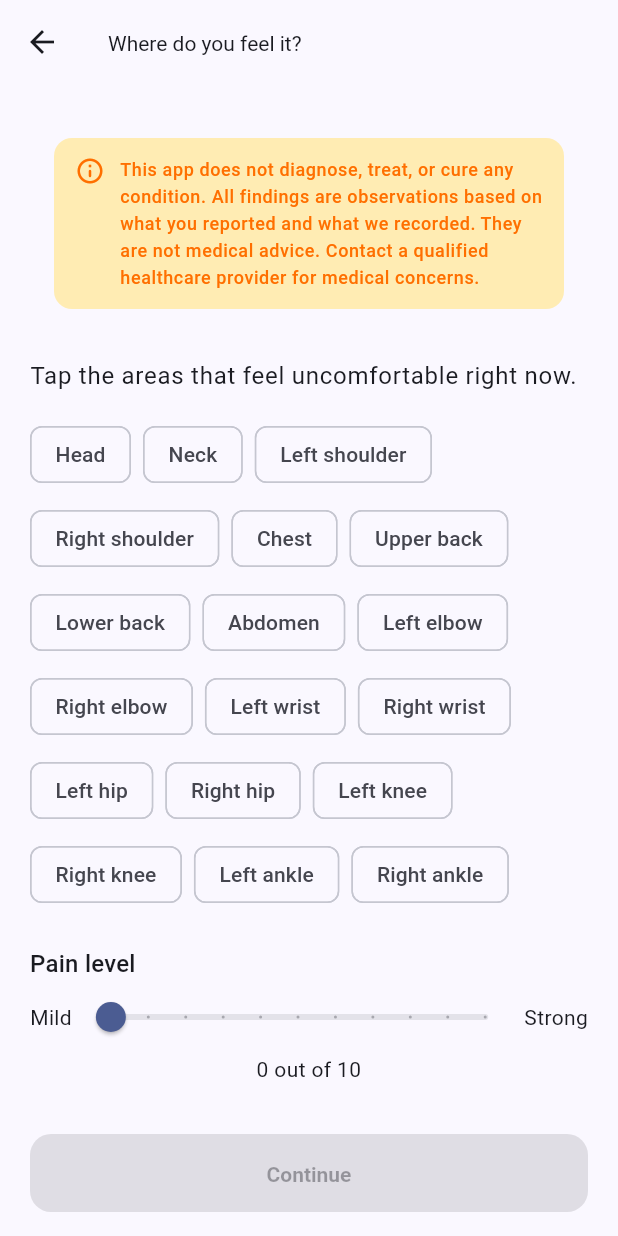
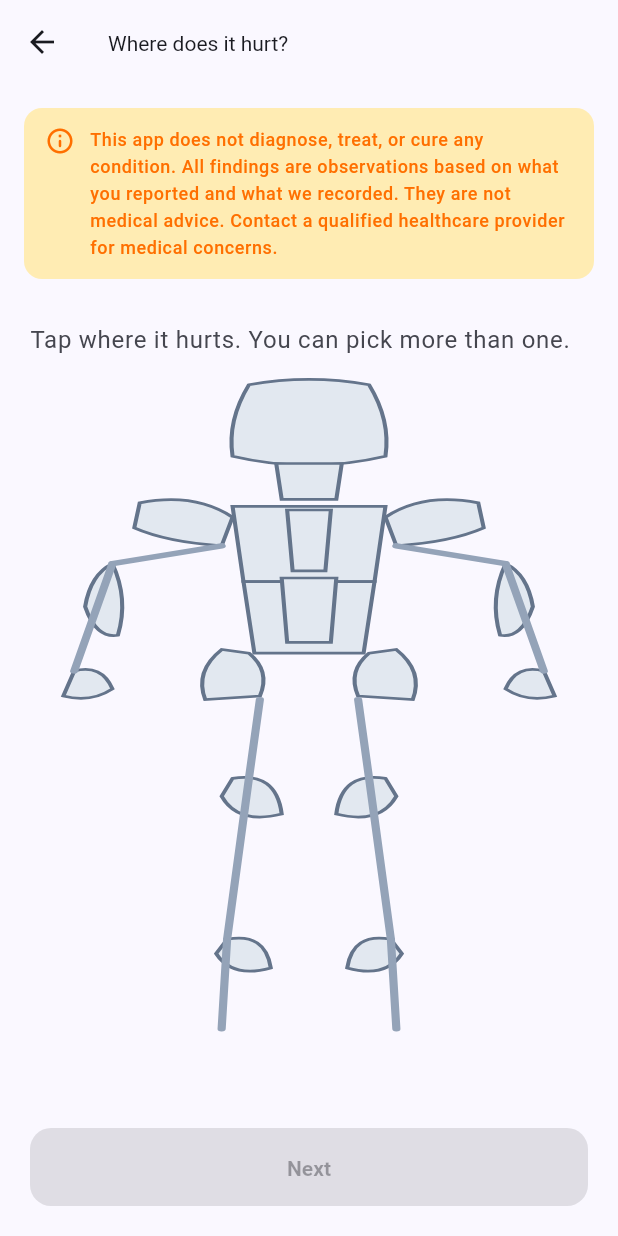
Before and after one commit to Duynguyen0106/MSK-Photo-App-, a Flutter app: the PainMapScreen screen opened by its route, on a phone screen of 412 x 824 dp. Run offline on Flutter 3.47's test engine with Material 3 defaults, Android fonts, the phone set to English and light mode, and no system bars; our stand-ins replace camera, csv, fl_chart, flutter_secure_storage, hive_flutter, path_drawing and 3 more; missing offline and left inert: google_mlkit_pose_detection; accounts and stored records are empty.

Commit message:
Add tappable SVG body map to pain map screen
- Bundle assets/body_map.svg with paths named for each BodyPart
- BodyMapView parses SVG paths for tap hit-testing and blue highlights
- Chips with remove, helper text, disabled Next when nothing selected

Co-authored-by: Duynguyen0106 <Duynguyen0106@users.noreply.github.com>

```diff
--- a/apps/patient/lib/providers/check_in_provider.dart
+++ b/apps/patient/lib/providers/check_in_provider.dart
@@ -40,6 +40,11 @@ class CheckInProvider extends ChangeNotifier {
     } else {
       selectedParts.add(part);
     }
+    notifyListeners();
+  }
+
+  void removePart(BodyPart part) {
+    selectedParts.remove(part);
     notifyListeners();
   }
 
--- a/apps/patient/lib/screens/pain_map_screen.dart
+++ b/apps/patient/lib/screens/pain_map_screen.dart
@@ -4,6 +4,7 @@ import 'package:provider/provider.dart';
 
 import '../providers/check_in_provider.dart';
 import '../routes.dart';
+import '../widgets/body_map.dart';
 import '../widgets/disclaimer_banner.dart';
 
 class PainMapScreen extends StatelessWidget {
@@ -15,54 +16,54 @@ class PainMapScreen extends StatelessWidget {
     final theme = Theme.of(context);
 
     return Scaffold(
-      appBar: AppBar(title: const Text('Where do you feel it?')),
-      body: ListView(
-        padding: const EdgeInsets.all(20),
+      appBar: AppBar(title: const Text('Where does it hurt?')),
+      body: Column(
+        crossAxisAlignment: CrossAxisAlignment.stretch,
         children: [
           const DisclaimerBanner(),
-          const SizedBox(height: 16),
-          Text(
-            'Tap the areas that feel uncomfortable right now.',
-            style: theme.textTheme.bodyLarge,
+          Padding(
+            padding: const EdgeInsets.fromLTRB(20, 12, 20, 0),
+            child: Text(
+              'Tap where it hurts. You can pick more than one.',
+              style: theme.textTheme.bodyLarge?.copyWith(
+                color: theme.colorScheme.onSurfaceVariant,
               ),
-          const SizedBox(height: 16),
-          Wrap(
+            ),
+          ),
+          Expanded(
+            child: Padding(
+              padding: const EdgeInsets.symmetric(horizontal: 24, vertical: 8),
+              child: Center(
+                child: BodyMapView(
+                  selected: provider.selectedParts.toSet(),
+                  onPartTapped: provider.togglePart,
+                ),
+              ),
+            ),
+          ),
+          if (provider.selectedParts.isNotEmpty)
+            Padding(
+              padding: const EdgeInsets.symmetric(horizontal: 20),
+              child: Wrap(
                 spacing: 8,
                 runSpacing: 8,
-            children: BodyPart.values.map((part) {
-              final selected = provider.selectedParts.contains(part);
-              return FilterChip(
+                children: provider.selectedParts.map((part) {
+                  return InputChip(
                     label: Text(labelFor(part)),
-                selected: selected,
-                onSelected: (_) => provider.togglePart(part),
+                    deleteIcon: const Icon(Icons.close, size: 18),
+                    onDeleted: () => provider.removePart(part),
                   );
                 }).toList(),
               ),
-          const SizedBox(height: 24),
-          Text('Pain level', style: theme.textTheme.titleMedium),
-          Row(
-            children: [
-              const Text('Mild'),
-              Expanded(
-                child: Slider(
-                  value: provider.painScore.toDouble(),
-                  min: 0,
-                  max: 10,
-                  divisions: 10,
-                  label: '${provider.painScore}',
-                  onChanged: (v) => provider.setPainScore(v.round()),
             ),
-              ),
-              const Text('Strong'),
-            ],
-          ),
-          Text('${provider.painScore} out of 10', textAlign: TextAlign.center),
-          const SizedBox(height: 32),
-          FilledButton(
+          SafeArea(
+            minimum: const EdgeInsets.all(20),
+            child: FilledButton(
               onPressed: provider.selectedParts.isEmpty
                   ? null
                   : () => Navigator.pushNamed(context, AppRoutes.questions),
-            child: const Text('Continue'),
+              child: const Text('Next'),
+            ),
           ),
         ],
       ),
--- /dev/null
+++ b/apps/patient/lib/widgets/body_map.dart
@@ -0,0 +1,174 @@
+import 'package:flutter/material.dart';
+import 'package:flutter/services.dart';
+import 'package:msk_core/msk_core.dart';
+import 'package:path_drawing/path_drawing.dart';
+import 'package:xml/xml.dart';
+
+/// Tappable front-view body map loaded from [assetPath].
+class BodyMapView extends StatefulWidget {
+  const BodyMapView({
+    super.key,
+    required this.selected,
+    required this.onPartTapped,
+    this.assetPath = 'assets/body_map.svg',
+  });
+
+  final Set<BodyPart> selected;
+  final ValueChanged<BodyPart> onPartTapped;
+  final String assetPath;
+
+  static const _viewBoxWidth = 200.0;
+  static const _viewBoxHeight = 400.0;
+
+  @override
+  State<BodyMapView> createState() => _BodyMapViewState();
+}
+
+class _BodyMapViewState extends State<BodyMapView> {
+  Map<BodyPart, Path>? _paths;
+  String? _error;
+
+  @override
+  void initState() {
+    super.initState();
+    _loadSvg();
+  }
+
+  Future<void> _loadSvg() async {
+    try {
+      final raw = await rootBundle.loadString(widget.assetPath);
+      final document = XmlDocument.parse(raw);
+      final paths = <BodyPart, Path>{};
+
+      for (final node in document.findAllElements('path')) {
+        final id = node.getAttribute('id');
+        final d = node.getAttribute('d');
+        if (id == null || d == null) continue;
+
+        late final BodyPart part;
+        try {
+          part = bodyPartFromName(id);
+        } catch (_) {
+          continue;
+        }
+        paths[part] = parseSvgPathData(d);
+      }
+
+      if (!mounted) return;
+      setState(() => _paths = paths);
+    } catch (e) {
+      if (!mounted) return;
+      setState(() => _error = 'Could not load body map');
+    }
+  }
+
+  void _handleTap(Offset local, Size size) {
+    final paths = _paths;
+    if (paths == null) return;
+
+    final scaleX = size.width / BodyMapView._viewBoxWidth;
+    final scaleY = size.height / BodyMapView._viewBoxHeight;
+    final point = Offset(local.dx / scaleX, local.dy / scaleY);
+
+    for (final entry in paths.entries) {
+      if (entry.value.contains(point)) {
+        widget.onPartTapped(entry.key);
+        return;
+      }
+    }
+  }
+
+  @override
+  Widget build(BuildContext context) {
+    if (_error != null) {
+      return Center(child: Text(_error!));
+    }
+    if (_paths == null) {
+      return const Center(child: CircularProgressIndicator());
+    }
+
+    return LayoutBuilder(
+      builder: (context, constraints) {
+        final width = constraints.maxWidth;
+        final height = width * (BodyMapView._viewBoxHeight / BodyMapView._viewBoxWidth);
+        final size = Size(width, height);
+
+        return GestureDetector(
+          onTapUp: (details) => _handleTap(details.localPosition, size),
+          child: CustomPaint(
+            size: size,
+            painter: _BodyMapPainter(
+              paths: _paths!,
+              selected: widget.selected,
+              primaryColor: Theme.of(context).colorScheme.primary,
+            ),
+          ),
+        );
+      },
+    );
+  }
+}
+
+class _BodyMapPainter extends CustomPainter {
+  _BodyMapPainter({
+    required this.paths,
+    required this.selected,
+    required this.primaryColor,
+  });
+
+  final Map<BodyPart, Path> paths;
+  final Set<BodyPart> selected;
+  final Color primaryColor;
+
+  static const _baseFill = Color(0xFFE2E8F0);
+  static const _baseStroke = Color(0xFF64748B);
+  static const _limbStroke = Color(0xFF94A3B8);
+
+  @override
+  void paint(Canvas canvas, Size size) {
+    final scaleX = size.width / BodyMapView._viewBoxWidth;
+    final scaleY = size.height / BodyMapView._viewBoxHeight;
+    canvas.scale(scaleX, scaleY);
+
+    final fillPaint = Paint()..style = PaintingStyle.fill;
+    final strokePaint = Paint()
+      ..style = PaintingStyle.stroke
+      ..strokeWidth = 1.5
+      ..color = _baseStroke;
+
+    for (final entry in paths.entries) {
+      final isSelected = selected.contains(entry.key);
+      fillPaint.color = isSelected ? primaryColor.withValues(alpha: 0.55) : _baseFill;
+      canvas.drawPath(entry.value, fillPaint);
+      canvas.drawPath(entry.value, strokePaint);
+    }
+
+    // Limb guide lines (match SVG non-tappable strokes).
+    final limbPaint = Paint()
+      ..style = PaintingStyle.stroke
+      ..strokeWidth = 3
+      ..color = _limbStroke
+      ..strokeCap = StrokeCap.round;
+
+    void line(double x1, double y1, double x2, double y2) {
+      canvas.drawLine(Offset(x1, y1), Offset(x2, y2), limbPaint);
+    }
+
+    line(68, 98, 28, 108);
+    line(28, 108, 14, 168);
+    line(132, 98, 172, 108);
+    line(172, 108, 186, 168);
+    line(82, 184, 78, 228);
+    line(78, 228, 70, 318);
+    line(70, 318, 68, 368);
+    line(118, 184, 122, 228);
+    line(122, 228, 130, 318);
+    line(130, 318, 132, 368);
+  }
+
+  @override
+  bool shouldRepaint(covariant _BodyMapPainter oldDelegate) {
+    return oldDelegate.selected != selected ||
+        oldDelegate.primaryColor != primaryColor;
+  }
+}
--- a/apps/patient/pubspec.yaml
+++ b/apps/patient/pubspec.yaml
@@ -15,6 +15,8 @@ dependencies:
   provider: ^6.1.2
   camera: ^0.11.0+2
   cupertino_icons: ^1.0.8
+  path_drawing: ^1.0.1
+  xml: ^6.5.0
 
 dev_dependencies:
   flutter_test:
@@ -23,3 +25,5 @@ dev_dependencies:
 
 flutter:
   uses-material-design: true
+  assets:
+    - assets/body_map.svg
```
Also changed, not shown: apps/patient/assets/body_map.svg (added). Lines whose indentation alone changed are shown as unchanged.
